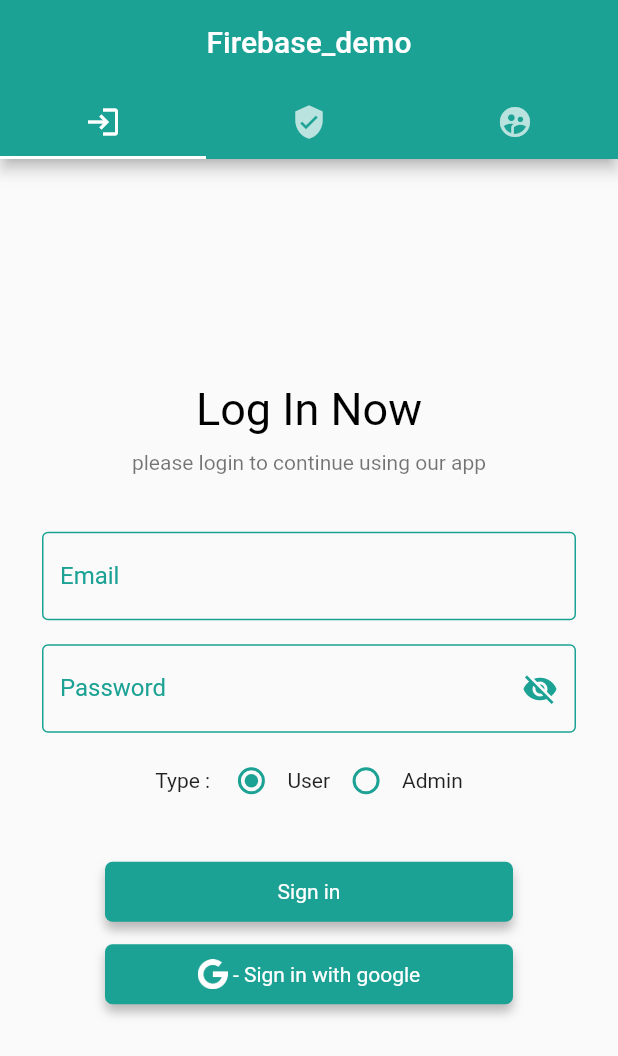
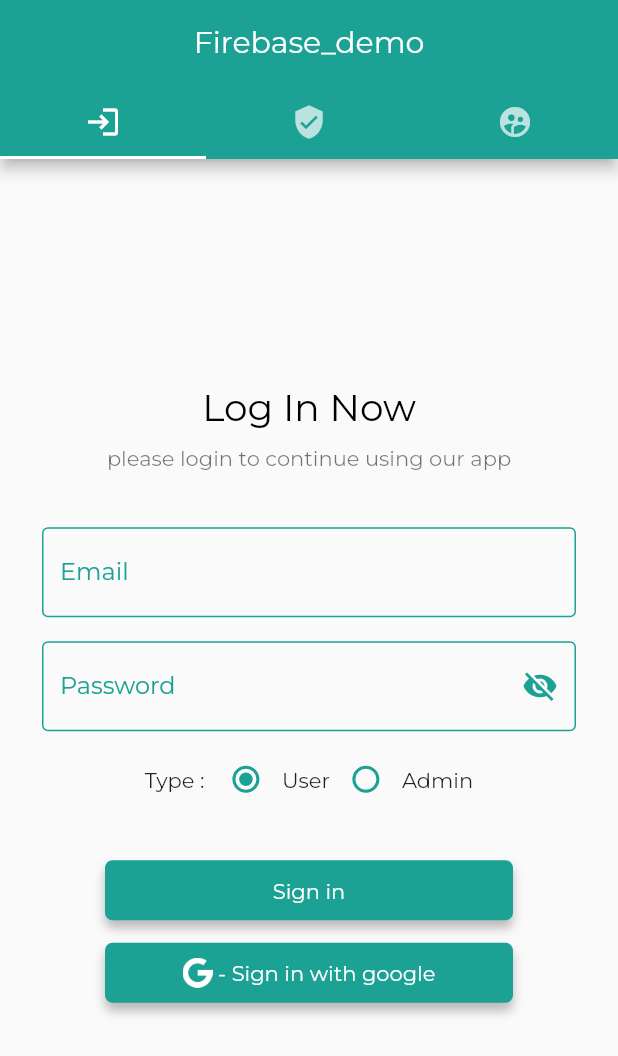
Before and after one commit to vaidikstackapp/flutter_demo, a Flutter app: the screen it shows after launch, on a phone screen of 412 x 824 dp. Shown: the top 1056 px of the screen. Run offline on Flutter 3.47's test engine with Material 2 defaults, Android fonts, the phone set to English and light mode, and no system bars; our stand-ins replace cloud_firestore, firebase_auth, firebase_core, flutter_spinkit, fluttertoast, google_sign_in and 1 more; accounts and stored records are empty.

Commit message:
Add font family

```diff
--- a/lib/main.dart
+++ b/lib/main.dart
@@ -14,6 +14,7 @@ Future<void> main() async {
     child: MaterialApp(
       home: const FirstPage(),
       theme: ThemeData(
+          fontFamily: 'Montserrat',
           elevatedButtonTheme: ElevatedButtonThemeData(
               style: ButtonStyle(
                   backgroundColor:
--- a/lib/pages/login_page.dart
+++ b/lib/pages/login_page.dart
@@ -38,7 +38,7 @@ class _LoginPageState extends State<LoginPage> {
                 const Text(
                   textAlign: TextAlign.center,
                   "Log In Now",
-                  style: TextStyle(color: Colors.black, fontSize: 30),
+                  style: TextStyle(color: Colors.black, fontSize: 25),
                 ),
                 Container(
                   margin: const EdgeInsets.symmetric(vertical: 10),
@@ -210,7 +210,7 @@ class _LoginPageState extends State<LoginPage> {
                       mainAxisAlignment: MainAxisAlignment.center,
                       children: [
                         Image.asset(
-                          "images/google.png",
+                          "assets/images/google.png",
                           height: 20,
                           width: 20,
                           fit: BoxFit.cover,
--- a/pubspec.yaml
+++ b/pubspec.yaml
@@ -66,7 +66,7 @@ flutter:
   # the material Icons class.
   uses-material-design: true
   assets:
-     - images/
+     - assets/images/
   # To add assets to your application, add an assets section, like this:
   # assets:
   #   - images/a_dot_burr.jpeg
@@ -82,6 +82,10 @@ flutter:
   # in this "flutter" section. Each entry in this list should have a
   # "family" key with the font family name, and a "fonts" key with a
   # list giving the asset and other descriptors for the font. For
+  fonts:
+    - family: Montserrat
+      fonts:
+        - asset: assets/fonts/Montserrat-Regular.ttf
   # example:
   # fonts:
   #   - family: Schyler
```
Also changed, not shown: assets/fonts/Montserrat-Regular.ttf (added), assets/images/google.png (renamed from images/google.png).
